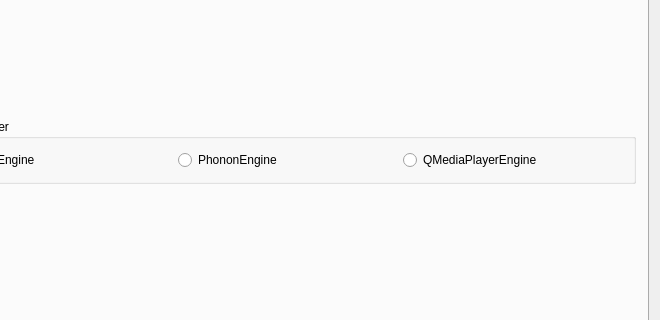
The window that src/PreferencesDialogBase.ui (onoelle/yammi) describes before a commit, drawn with Qt 5; both pictures show x 85 to 745 and y 109 to 429 of the 745 by 526 pixel window.
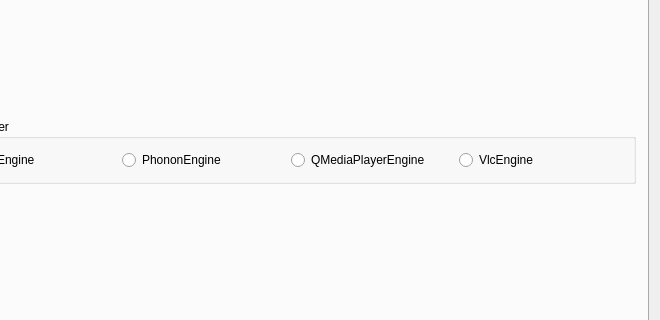
The same window after the commit.

What changed in the file:
```diff
--- a/src/PreferencesDialogBase.ui
+++ b/src/PreferencesDialogBase.ui
@@ -697,6 +697,16 @@
             </property>
            </widget>
           </item>
+          <item>
+           <widget class="QRadioButton" name="RadioButtonVlcEngine">
+            <property name="text">
+             <string>VlcEngine</string>
+            </property>
+            <property name="checked">
+             <bool>false</bool>
+            </property>
+           </widget>
+          </item>
          </layout>
         </widget>
        </item>
```
